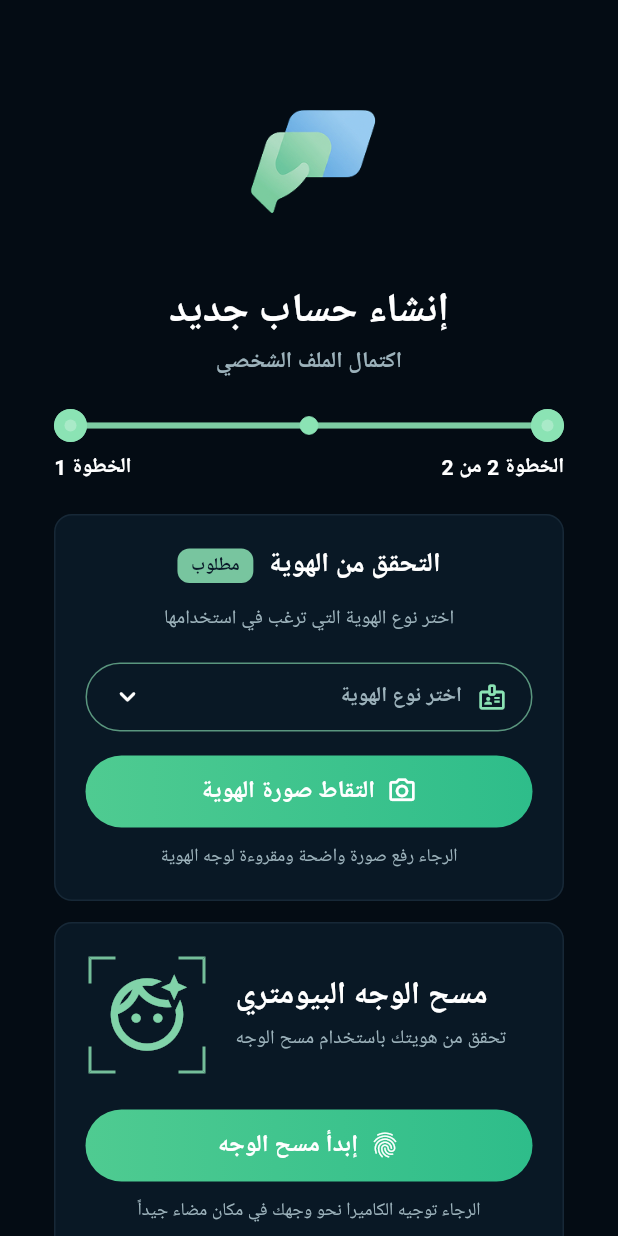
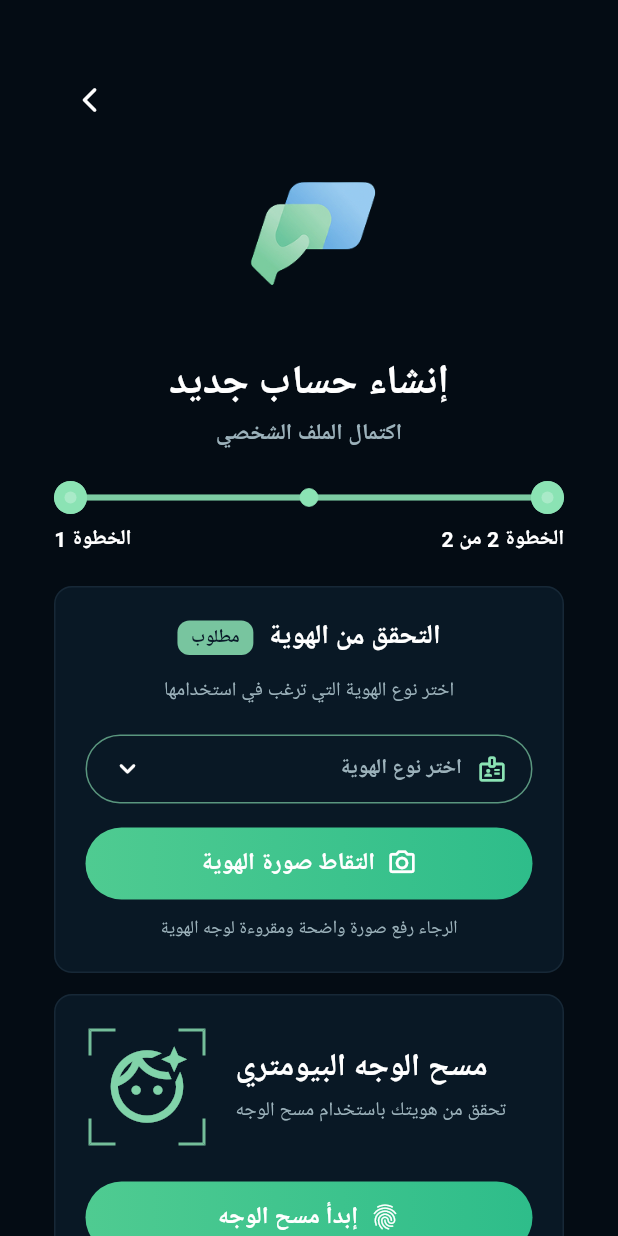
Before and after one commit to savyan12/Mahfazatu-app, a Flutter app: the SignUpIdentityScreen screen opened by its route, on a phone screen of 412 x 824 dp. Run offline on Flutter 3.47's test engine with Material 3 defaults, Android fonts, the phone set to English and light mode, and no system bars; our stand-ins replace flutter_map, geolocator, google_fonts, latlong2; accounts and stored records are empty; Roboto replaces fonts that are missing (Almarai).

Commit message:
add the back btn

```diff
--- a/lib/features/auth/sign_up_identity_screen.dart
+++ b/lib/features/auth/sign_up_identity_screen.dart
@@ -23,6 +23,20 @@ class SignUpIdentityScreen extends StatelessWidget {
       child: Column(
         children: [
           SizedBox(height: MediaQuery.sizeOf(context).height * 0.052),
+          Row(
+            textDirection: TextDirection.ltr,
+            children: [
+              IconButton(
+                onPressed: () => Navigator.of(context).pop(),
+                icon: const Icon(
+                  Icons.arrow_forward_ios_rounded,
+                  color: Colors.white,
+                  size: 20,
+                ),
+              ),
+              const Spacer(),
+            ],
+          ),
           const AuthLogoHeader(
             title: 'إنشاء حساب جديد',
             subtitle: 'اكتمال الملف الشخصي',
```
